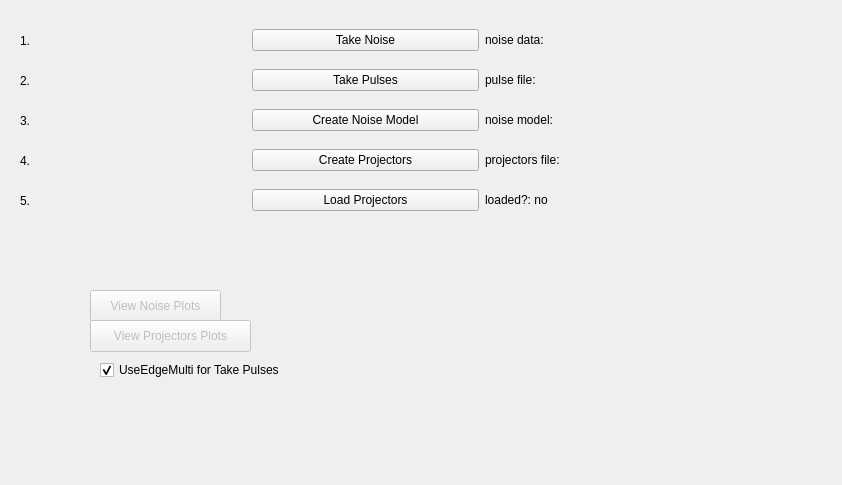
Old version of the form workflow.ui in the repository usnistgov/dastardcommander.
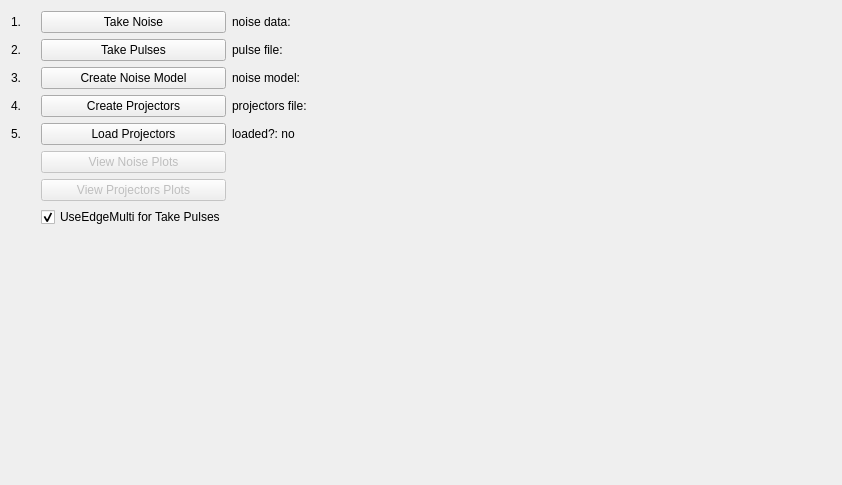
New version of the form.

Commit message:
Change workflow tab layout.
Fixes #48 I believe.

```diff
--- a/workflow.ui
+++ b/workflow.ui
@@ -13,175 +13,128 @@
   <property name="windowTitle">
    <string>Form</string>
   </property>
-  <widget class="QWidget" name="horizontalLayoutWidget_3">
-   <property name="geometry">
-    <rect>
-     <x>20</x>
-     <y>20</y>
-     <width>691</width>
-     <height>41</height>
-    </rect>
-   </property>
-   <layout class="QHBoxLayout" name="horizontalLayout_3">
-    <item>
+  <layout class="QGridLayout" name="gridLayout" columnstretch="1,5,25">
+   <item row="0" column="0">
      <widget class="QLabel" name="label_5">
       <property name="text">
        <string>1.</string>
       </property>
      </widget>
     </item>
-    <item>
+   <item row="7" column="1">
+    <widget class="QCheckBox" name="checkBox_useEdgeMultiForTakePulses">
+     <property name="text">
+      <string>UseEdgeMulti for Take Pulses</string>
+     </property>
+     <property name="checked">
+      <bool>true</bool>
+     </property>
+    </widget>
+   </item>
+   <item row="3" column="0">
+    <widget class="QLabel" name="label_11">
+     <property name="text">
+      <string>4.</string>
+     </property>
+    </widget>
+   </item>
+   <item row="1" column="2">
+    <widget class="QLabel" name="label_pulseFile">
+     <property name="text">
+      <string>pulse file:</string>
+     </property>
+     <property name="textInteractionFlags">
+      <set>Qt::TextSelectableByKeyboard|Qt::TextSelectableByMouse</set>
+     </property>
+    </widget>
+   </item>
+   <item row="0" column="1">
      <widget class="QPushButton" name="pushButton_takeNoise">
       <property name="text">
        <string>Take Noise</string>
       </property>
      </widget>
     </item>
-    <item>
-     <widget class="QLabel" name="label_noiseFile">
-      <property name="text">
-       <string>noise data:</string>
-      </property>
-      <property name="textInteractionFlags">
-       <set>Qt::TextSelectableByKeyboard|Qt::TextSelectableByMouse</set>
-      </property>
-     </widget>
-    </item>
-   </layout>
-  </widget>
-  <widget class="QWidget" name="horizontalLayoutWidget_4">
-   <property name="geometry">
-    <rect>
-     <x>20</x>
-     <y>60</y>
-     <width>691</width>
-     <height>41</height>
-    </rect>
-   </property>
-   <layout class="QHBoxLayout" name="horizontalLayout_4">
-    <item>
-     <widget class="QLabel" name="label_7">
-      <property name="text">
-       <string>2.</string>
-      </property>
-     </widget>
-    </item>
-    <item>
+   <item row="1" column="1">
      <widget class="QPushButton" name="pushButton_takePulses">
       <property name="text">
        <string>Take Pulses</string>
       </property>
      </widget>
     </item>
-    <item>
-     <widget class="QLabel" name="label_pulseFile">
+   <item row="4" column="0">
+    <widget class="QLabel" name="label_13">
       <property name="text">
-       <string>pulse file:</string>
+      <string>5.</string>
+     </property>
+    </widget>
+   </item>
+   <item row="0" column="2">
+    <widget class="QLabel" name="label_noiseFile">
+     <property name="text">
+      <string>noise data:</string>
       </property>
       <property name="textInteractionFlags">
        <set>Qt::TextSelectableByKeyboard|Qt::TextSelectableByMouse</set>
       </property>
      </widget>
     </item>
-   </layout>
-  </widget>
-  <widget class="QWidget" name="horizontalLayoutWidget_5">
-   <property name="geometry">
-    <rect>
-     <x>20</x>
-     <y>100</y>
-     <width>691</width>
-     <height>41</height>
-    </rect>
-   </property>
-   <layout class="QHBoxLayout" name="horizontalLayout_5">
-    <item>
-     <widget class="QLabel" name="label_9">
-      <property name="text">
-       <string>3.</string>
-      </property>
-     </widget>
-    </item>
-    <item>
+   <item row="2" column="1">
      <widget class="QPushButton" name="pushButton_createNoiseModel">
       <property name="text">
        <string>Create Noise Model</string>
       </property>
      </widget>
     </item>
-    <item>
-     <widget class="QLabel" name="label_noiseModel">
-      <property name="text">
-       <string>noise model:</string>
-      </property>
-      <property name="textInteractionFlags">
-       <set>Qt::TextSelectableByKeyboard|Qt::TextSelectableByMouse</set>
-      </property>
-     </widget>
-    </item>
-   </layout>
-  </widget>
-  <widget class="QWidget" name="horizontalLayoutWidget_6">
-   <property name="geometry">
-    <rect>
-     <x>20</x>
-     <y>140</y>
-     <width>691</width>
-     <height>41</height>
-    </rect>
-   </property>
-   <layout class="QHBoxLayout" name="horizontalLayout_6">
-    <item>
-     <widget class="QLabel" name="label_11">
-      <property name="text">
-       <string>4.</string>
-      </property>
-     </widget>
-    </item>
-    <item>
+   <item row="3" column="1">
      <widget class="QPushButton" name="pushButton_createProjectors">
       <property name="text">
        <string>Create Projectors</string>
       </property>
      </widget>
     </item>
-    <item>
-     <widget class="QLabel" name="label_projectors">
+   <item row="5" column="1">
+    <widget class="QPushButton" name="pushButton_viewNoisePlot">
+     <property name="enabled">
+      <bool>false</bool>
+     </property>
       <property name="text">
-       <string>projectors file:</string>
+      <string>View Noise Plots</string>
+     </property>
+    </widget>
+   </item>
+   <item row="2" column="0">
+    <widget class="QLabel" name="label_9">
+     <property name="text">
+      <string>3.</string>
+     </property>
+    </widget>
+   </item>
+   <item row="1" column="0">
+    <widget class="QLabel" name="label_7">
+     <property name="text">
+      <string>2.</string>
+     </property>
+    </widget>
+   </item>
+   <item row="2" column="2">
+    <widget class="QLabel" name="label_noiseModel">
+     <property name="text">
+      <string>noise model:</string>
       </property>
       <property name="textInteractionFlags">
        <set>Qt::TextSelectableByKeyboard|Qt::TextSelectableByMouse</set>
       </property>
      </widget>
     </item>
-   </layout>
-  </widget>
-  <widget class="QWidget" name="horizontalLayoutWidget_7">
-   <property name="geometry">
-    <rect>
-     <x>20</x>
-     <y>180</y>
-     <width>691</width>
-     <height>41</height>
-    </rect>
-   </property>
-   <layout class="QHBoxLayout" name="horizontalLayout_7">
-    <item>
-     <widget class="QLabel" name="label_13">
-      <property name="text">
-       <string>5.</string>
-      </property>
-     </widget>
-    </item>
-    <item>
+   <item row="4" column="1">
      <widget class="QPushButton" name="pushButton_loadProjectors">
       <property name="text">
        <string>Load Projectors</string>
       </property>
      </widget>
     </item>
-    <item>
+   <item row="4" column="2">
      <widget class="QLabel" name="label_loadedProjectors">
       <property name="text">
        <string>loaded?: no</string>
@@ -191,56 +144,40 @@
       </property>
      </widget>
     </item>
-   </layout>
-  </widget>
-  <widget class="QPushButton" name="pushButton_viewNoisePlot">
-   <property name="enabled">
-    <bool>false</bool>
-   </property>
-   <property name="geometry">
-    <rect>
-     <x>90</x>
-     <y>290</y>
-     <width>131</width>
-     <height>32</height>
-    </rect>
-   </property>
+   <item row="3" column="2">
+    <widget class="QLabel" name="label_projectors">
    <property name="text">
-    <string>View Noise Plots</string>
-   </property>
-  </widget>
+      <string>projectors file:</string>
+     </property>
+     <property name="textInteractionFlags">
+      <set>Qt::TextSelectableByKeyboard|Qt::TextSelectableByMouse</set>
+     </property>
+    </widget>
+   </item>
+   <item row="6" column="1">
   <widget class="QPushButton" name="pushButton_viewProjectorsPlot">
    <property name="enabled">
     <bool>false</bool>
    </property>
-   <property name="geometry">
-    <rect>
-     <x>90</x>
-     <y>320</y>
-     <width>161</width>
-     <height>32</height>
-    </rect>
-   </property>
    <property name="text">
     <string>View Projectors Plots</string>
    </property>
   </widget>
-  <widget class="QCheckBox" name="checkBox_useEdgeMultiForTakePulses">
-   <property name="geometry">
-    <rect>
-     <x>100</x>
-     <y>360</y>
-     <width>211</width>
-     <height>20</height>
-    </rect>
-   </property>
-   <property name="text">
-    <string>UseEdgeMulti for Take Pulses</string>
-   </property>
-   <property name="checked">
-    <bool>true</bool>
-   </property>
-  </widget>
+   </item>
+   <item row="8" column="1">
+    <spacer name="verticalSpacer">
+     <property name="orientation">
+      <enum>Qt::Vertical</enum>
+     </property>
+     <property name="sizeHint" stdset="0">
+      <size>
+       <width>20</width>
+       <height>40</height>
+      </size>
+     </property>
+    </spacer>
+   </item>
+  </layout>
  </widget>
  <resources/>
  <connections/>
```
Lines whose indentation alone changed are shown as unchanged.
